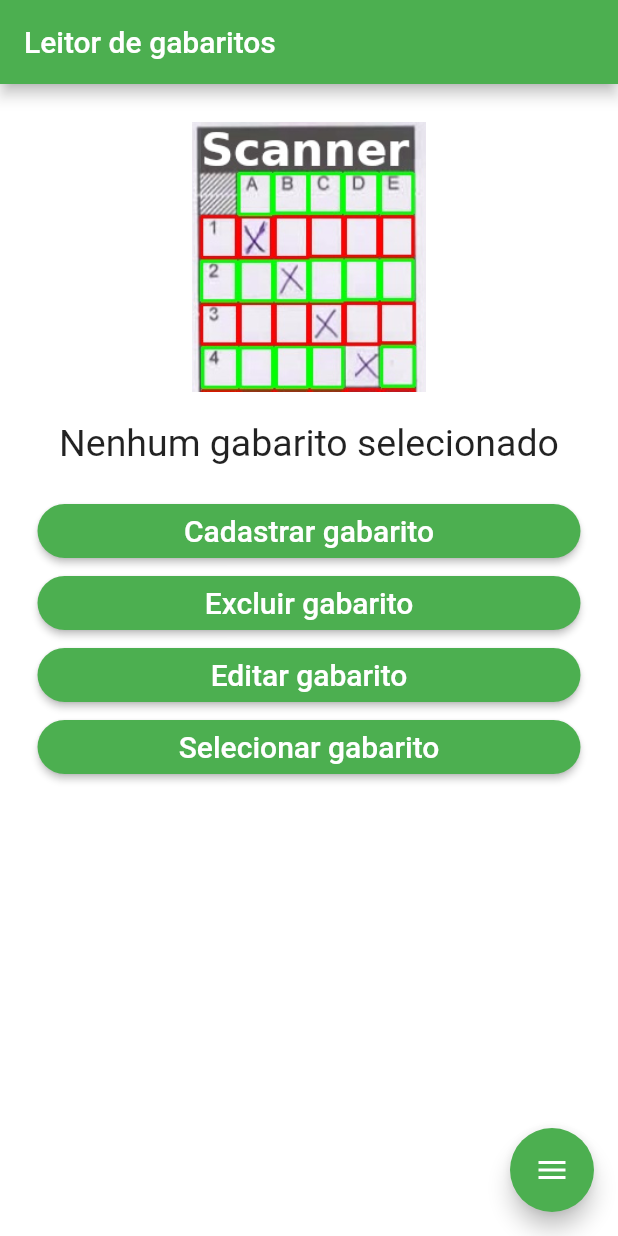
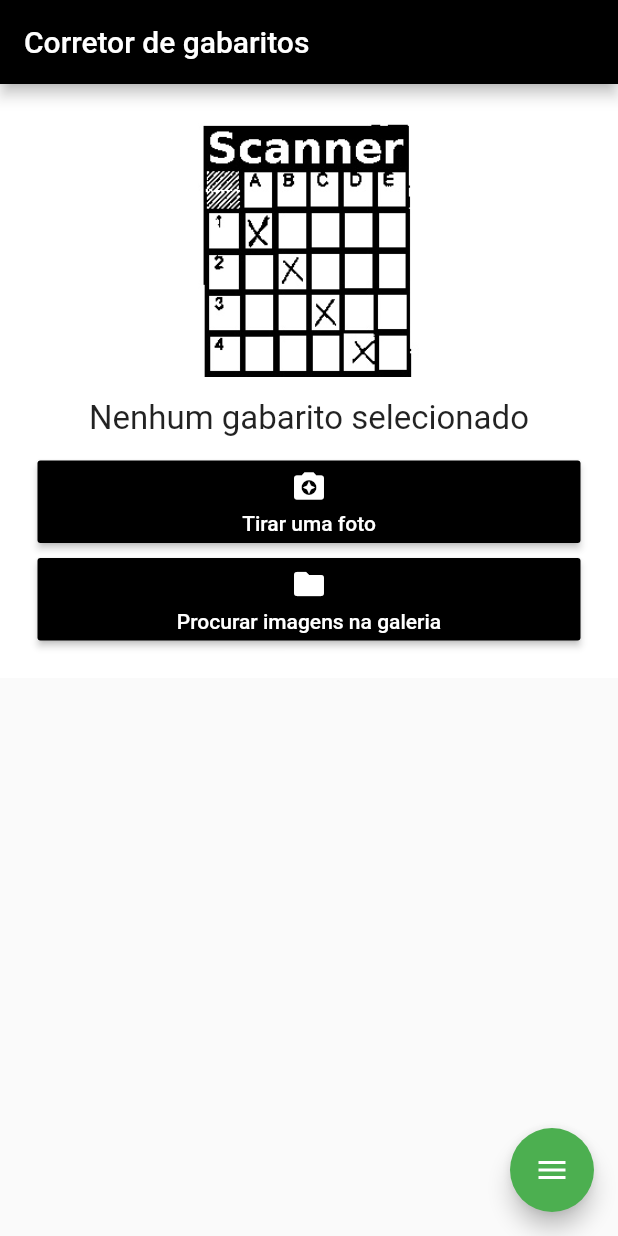
Before and after one commit to Otavio15/CORRETOR-DE-GABARITOS-FRONTEND, a Flutter app: the screen it shows after launch, on a phone screen of 412 x 824 dp. Run offline on Flutter 3.47's test engine with Material 2 defaults, Android fonts, the phone set to English and light mode, and no system bars; drawn by our look-alikes of flutter_speed_dial; our stand-ins replace image_picker.

Commit message:
tá indo... kkk

```diff
--- a/lib/home.dart
+++ b/lib/home.dart
@@ -1,4 +1,5 @@
 
+import 'package:flutter/cupertino.dart';
 import 'package:flutter/material.dart';
 import 'package:image_picker/image_picker.dart';
 import 'dart:io';
@@ -17,88 +18,90 @@ class _HomeState extends State<Home> {
 
   camera() async{
     arquivoCamera = await ImagePicker.pickImage(source: ImageSource.camera);
+    print("ooo $arquivoCamera");
   }
 
   galeria() async{
     arquivoGaleria = await ImagePicker.pickImage(source: ImageSource.gallery);
+    print("ooo $arquivoGaleria");
   }
 
   @override
   Widget build(BuildContext context) {
     return Scaffold(
       appBar: AppBar(
-        title: Text("Leitor de gabaritos"),
-        backgroundColor: Colors.green,
+        title: Text("Corretor de gabaritos"),
+        backgroundColor: Colors.black,
       ),
       body: Container(
         color: Colors.white,
         padding: EdgeInsets.all(25),
-        child: Scrollbar(
+        child: SingleChildScrollView(
           child: Column(
             crossAxisAlignment: CrossAxisAlignment.stretch,
             children: <Widget>[
-              Image.asset("Imagem-reconhecida.jpg", height: 180,),
+              Image.asset("Imagem-reconhecida.jpg", height: 170,),
               Padding(
-                padding: EdgeInsets.only(bottom: 20, top: 20),
+                padding: EdgeInsets.only(bottom: 15, top: 15),
                 child: Text(
                     menssagem,
                     style: TextStyle(
-                      fontSize: 25,
+                      fontSize: 22,
                     ),
                     textAlign: TextAlign.center,
                 )
               ),
+              Column(
+                crossAxisAlignment: CrossAxisAlignment.stretch,
+                children: <Widget>[
                   RaisedButton(
-                onPressed: (){},
-                child: Text(
-                    "Cadastrar gabarito",
-                    style: TextStyle(
+                    onPressed: (){
+                      camera();
+                    },
+                    child: Column(
+                      children: <Widget>[
+                        Padding(
+                          padding: EdgeInsets.only(top: 5),
+                          child: Icon(
+                            Icons.camera_enhance,
                             color: Colors.white,
-                      fontSize: 20
                           ),
                         ),
-                color: Colors.green,
-                shape: new RoundedRectangleBorder(borderRadius:
-                new BorderRadius.circular(30.0)),
+                        Padding(
+                          padding: EdgeInsets.only(top: 5, bottom: 5),
+                          child: Text("Tirar uma foto", style: TextStyle(color: Colors.white),),
+                        )
+                      ],
                     ),
-              RaisedButton(
-                onPressed: (){},
-                child: Text(
-                  "Excluir gabarito",
-                  style: TextStyle(
+                    color: Colors.black,
+                    splashColor: Colors.white,
+                  ),
+                  Padding(
+                    padding: EdgeInsets.only(top: 10),
+                    child: RaisedButton(
+                      onPressed: (){
+                        galeria();
+                      },
+                      child: Column(
+                        children: <Widget>[
+                          Padding(
+                            padding: EdgeInsets.only(top: 5),
+                            child: Icon(
+                              Icons.folder,
                               color: Colors.white,
-                      fontSize: 20
                             ),
                           ),
-                color: Colors.green,
-                shape: new RoundedRectangleBorder(borderRadius:
-                new BorderRadius.circular(30.0)),
+                          Padding(
+                            padding: EdgeInsets.only(top: 5, bottom: 5),
+                            child: Text("Procurar imagens na galeria", style: TextStyle(color: Colors.white),),
+                          )
+                        ],
                       ),
-              RaisedButton(
-                onPressed: (){},
-                child: Text(
-                  "Editar gabarito",
-                  style: TextStyle(
-                      color: Colors.white,
-                      fontSize: 20
+                      color: Colors.black,
+                      splashColor: Colors.white,
                     ),
-                ),
-                color: Colors.green,
-                shape: new RoundedRectangleBorder(borderRadius:
-                new BorderRadius.circular(30.0)),
-              ),
-              RaisedButton(
-                onPressed: (){},
-                child: Text(
-                  "Selecionar gabarito",
-                  style: TextStyle(
-                      color: Colors.white,
-                      fontSize: 20
-                  ),
-                ),
-                color: Colors.green,
-                shape: new RoundedRectangleBorder(borderRadius:
-                new BorderRadius.circular(30.0)),
+                  )
+                ],
               )
             ],
           ),
@@ -108,20 +111,41 @@ class _HomeState extends State<Home> {
       floatingActionButton: SpeedDial(
         backgroundColor: Colors.green,
         animatedIcon: AnimatedIcons.menu_close,
-        overlayColor: Colors.black54,
+        overlayColor: Colors.black12,
         children: [
           SpeedDialChild(
-            child: Icon(Icons.camera_enhance), backgroundColor: Colors.green,
-            label: "Tirar uma foto do gabarito",
+            child: Icon(Icons.add), backgroundColor: Colors.green,
+            label: "Cadastrar gabarito",
             onTap: (){
-              camera();
+              Navigator.pushNamed(context, "/cadastrarGabarito");
             }
           ),
           SpeedDialChild(
-              child: Icon(Icons.add_to_photos), backgroundColor: Colors.green,
-              label: "Escolher uma imagem da galeria",
+              child: Icon(Icons.remove), backgroundColor: Colors.green,
+              label: "Excluir gabarito",
               onTap: (){
-                galeria();
+                Navigator.pushNamed(context, "/excluirGabarito");
+              }
+          ),
+          SpeedDialChild(
+              child: Icon(Icons.edit), backgroundColor: Colors.green,
+              label: "Editar gabarito",
+              onTap: (){
+                Navigator.pushNamed(context, "/editarGabarito");
+              }
+          ),
+          SpeedDialChild(
+              child: Icon(Icons.adjust), backgroundColor: Colors.green,
+              label: "Selecionar gabarito",
+              onTap: (){
+                Navigator.pushNamed(context, "/selecionarGabarito");
+              }
+          ),
+          SpeedDialChild(
+              child: Icon(Icons.art_track), backgroundColor: Colors.green,
+              label: "Resultados",
+              onTap: (){
+                Navigator.pushNamed(context, "/resultados");
               }
           )
         ],
```
Also changed, not shown: lib/cadastrarGabarito.dart (added, +26 -0 lines), lib/editarGabarito.dart (added, +26 -0 lines), lib/excluirGabarito.dart (added, +26 -0 lines), lib/main.dart (+13 -0 lines), lib/resultados.dart (added, +21 -0 lines), lib/selecionarGabarito.dart (added, +21 -0 lines), Imagem-reconhecida.jpg. Lines whose indentation alone changed are shown as unchanged.
